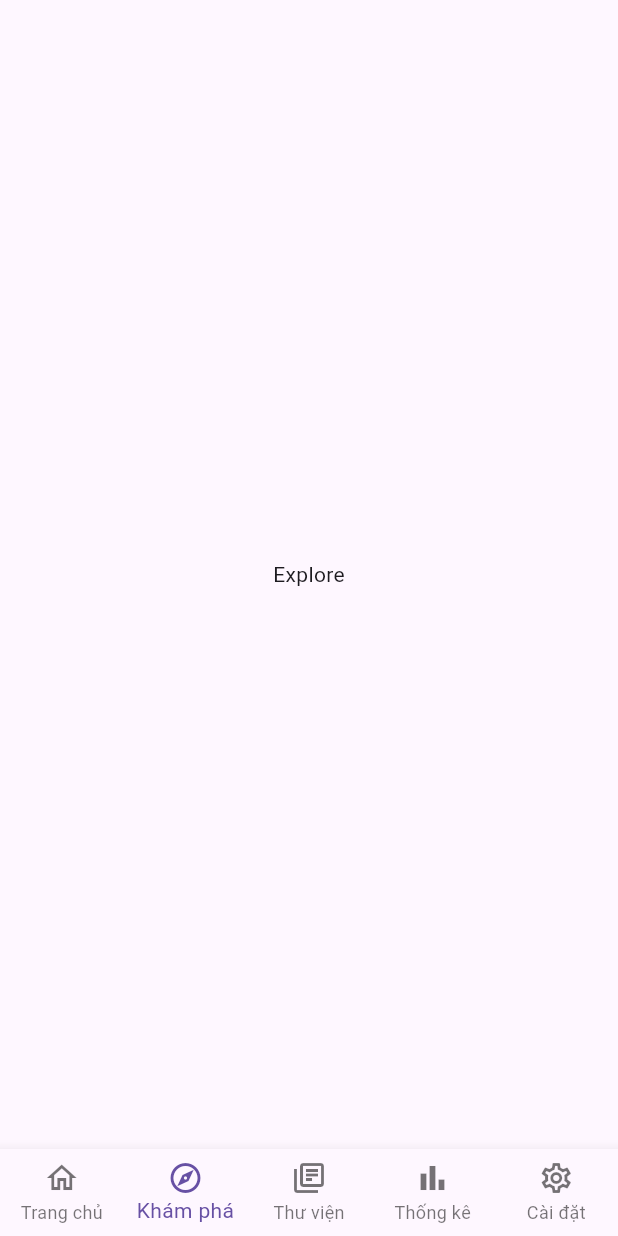
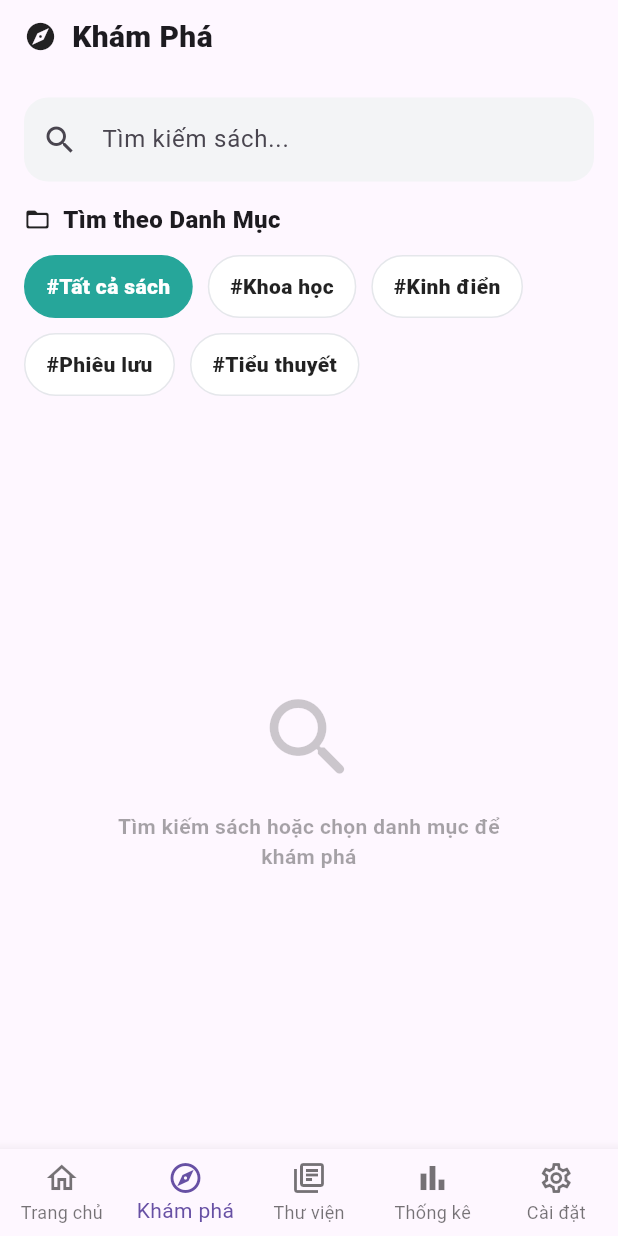
Before and after one commit to QuangAnh28/2025_2_LTTBDD_N02_Nhom_1, a Flutter app: the screen it shows after launch, item 2 of the bottom bar chosen, on a phone screen of 412 x 824 dp. Run offline on Flutter 3.47's test engine with Material 3 defaults, Android fonts, the phone set to English and light mode, and no system bars.

Commit message:
explorescreendemo

```diff
--- a/lib/screens/explorescreen.dart
+++ b/lib/screens/explorescreen.dart
@@ -1,12 +1,156 @@
 import 'package:flutter/material.dart';
+import '../data/books.dart';
 
-class ExploreScreen extends StatelessWidget {
+class ExploreScreen extends StatefulWidget {
   const ExploreScreen({super.key});
 
   @override
+  State<ExploreScreen> createState() => _ExploreScreenState();
+}
+
+class _ExploreScreenState extends State<ExploreScreen> {
+  final _searchCtrl = TextEditingController();
+  String _selected = 'Tất cả sách';
+
+  List<String> get _categories {
+    final set = fakeBooks.map((e) => e.category).toSet().toList();
+    set.sort();
+    return ['Tất cả sách', ...set];
+  }
+
+  @override
+  void dispose() {
+    _searchCtrl.dispose();
+    super.dispose();
+  }
+
+  @override
   Widget build(BuildContext context) {
-    return const SafeArea(
-      child: Center(child: Text('Explore')),
+    final query = _searchCtrl.text.trim();
+
+    return SafeArea(
+      child: Column(
+        crossAxisAlignment: CrossAxisAlignment.start,
+        children: [
+          _topBar(),
+          const SizedBox(height: 14),
+          Padding(
+            padding: const EdgeInsets.symmetric(horizontal: 16),
+            child: _searchBox(),
+          ),
+          const SizedBox(height: 14),
+          Padding(
+            padding: const EdgeInsets.symmetric(horizontal: 16),
+            child: Row(
+              children: const [
+                Icon(Icons.folder_open_rounded, size: 18),
+                SizedBox(width: 8),
+                Text(
+                  'Tìm theo Danh Mục',
+                  style: TextStyle(fontSize: 16, fontWeight: FontWeight.w900),
+                ),
+              ],
+            ),
+          ),
+          const SizedBox(height: 12),
+          Padding(
+            padding: const EdgeInsets.symmetric(horizontal: 16),
+            child: _chips(),
+          ),
+          const SizedBox(height: 8),
+          Expanded(
+            child: _emptyState(query: query),
+          ),
+        ],
+      ),
+    );
+  }
+
+  Widget _topBar() {
+    return Container(
+      padding: const EdgeInsets.fromLTRB(16, 10, 16, 12),
+      child: Row(
+        children: const [
+          Icon(Icons.explore_rounded, size: 22),
+          SizedBox(width: 10),
+          Text(
+            'Khám Phá',
+            style: TextStyle(fontSize: 20, fontWeight: FontWeight.w900),
+          ),
+        ],
+      ),
+    );
+  }
+
+  Widget _searchBox() {
+    return TextField(
+      controller: _searchCtrl,
+      onChanged: (_) => setState(() {}),
+      decoration: InputDecoration(
+        hintText: 'Tìm kiếm sách...',
+        prefixIcon: const Icon(Icons.search),
+        filled: true,
+        fillColor: const Color(0xFFF3F4F6),
+        border: OutlineInputBorder(
+          borderRadius: BorderRadius.circular(16),
+          borderSide: BorderSide.none,
+        ),
+      ),
+    );
+  }
+
+  Widget _chips() {
+    return Wrap(
+      spacing: 10,
+      runSpacing: 10,
+      children: _categories.map((c) {
+        final selected = c == _selected;
+        return GestureDetector(
+          onTap: () => setState(() => _selected = c),
+          child: Container(
+            padding: const EdgeInsets.symmetric(horizontal: 14, vertical: 10),
+            decoration: BoxDecoration(
+              color: selected ? const Color(0xFF26A69A) : Colors.white,
+              borderRadius: BorderRadius.circular(999),
+              border: Border.all(
+                color: selected ? const Color(0xFF26A69A) : const Color(0xFFE5E7EB),
+              ),
+            ),
+            child: Text(
+              '#$c',
+              style: TextStyle(
+                fontWeight: FontWeight.w800,
+                color: selected ? Colors.white : Colors.black87,
+              ),
+            ),
+          ),
+        );
+      }).toList(),
+    );
+  }
+
+  Widget _emptyState({required String query}) {
+    final hint = query.isNotEmpty
+        ? 'Không tìm thấy kết quả cho "$query"'
+        : 'Tìm kiếm sách hoặc chọn danh mục để\nkhám phá';
+
+    return Center(
+      child: Column(
+        mainAxisSize: MainAxisSize.min,
+        children: [
+          Icon(Icons.search_rounded, size: 70, color: Colors.black.withOpacity(0.2)),
+          const SizedBox(height: 14),
+          Text(
+            hint,
+            textAlign: TextAlign.center,
+            style: TextStyle(
+              fontSize: 14,
+              fontWeight: FontWeight.w700,
+              color: Colors.black.withOpacity(0.35),
+            ),
+          ),
+        ],
+      ),
     );
   }
 }
```
